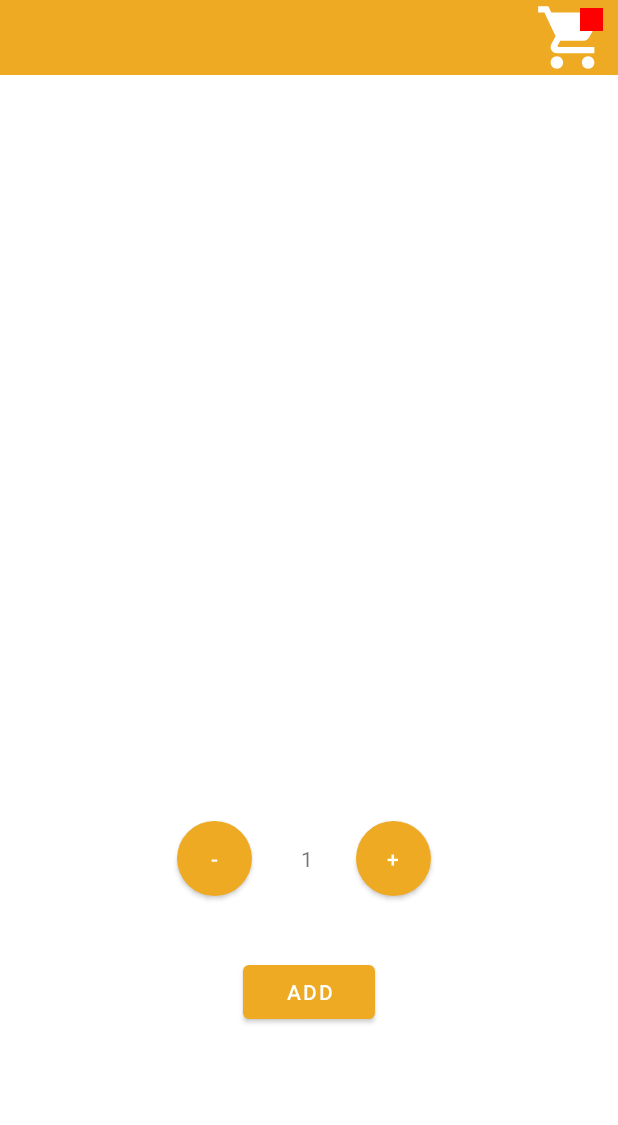
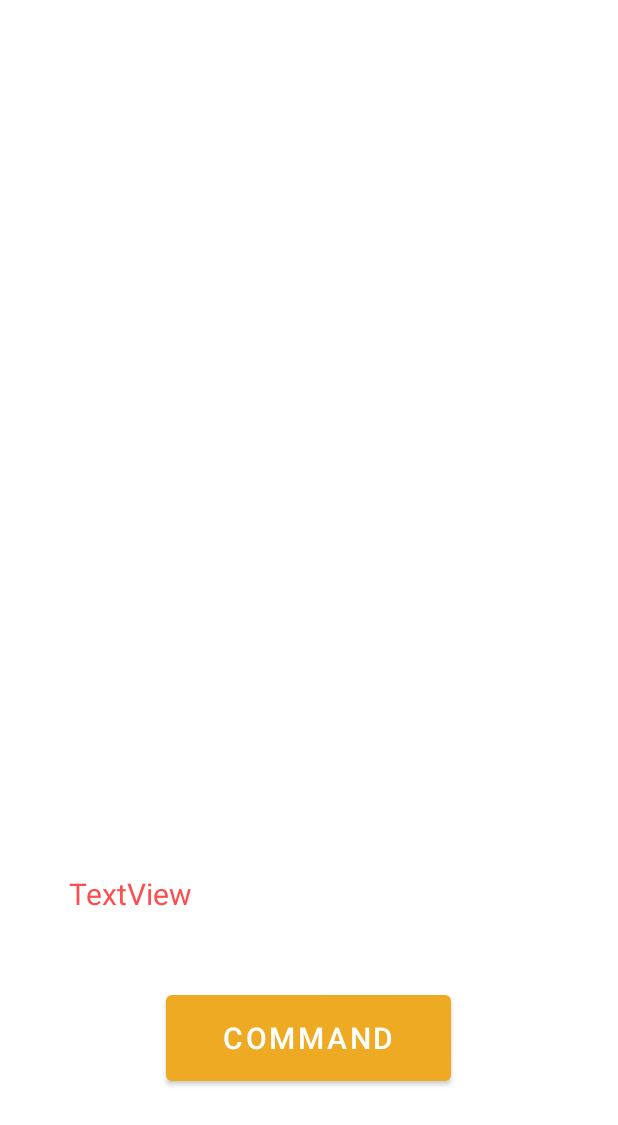
Before and after one commit to ambreuuuh/AndroidERestaurant, an Android app: the layout activity_basket.xml on its own in the app's theme, with its tools: preview values and no code run, on a phone screen of 412 x 824 dp. Shown: the top 1125 px of the screen. Run offline under Robolectric (Android 15) with nearby library versions, the phone set to English and light mode, and no system bars; network calls fail.

Commit message:
add basket

```diff
--- a/app/src/main/java/fr/isen/aurelien/androiderestaurant/PhotoFragment.kt
+++ b/app/src/main/java/fr/isen/aurelien/androiderestaurant/PhotoFragment.kt
@@ -12,6 +12,7 @@ import java.util.zip.Inflater
 class PhotoFragment :Fragment(){
     private var image: String? = null
     lateinit var binding: FragmentPhotoBinding
+
 
     override fun onCreate(savedInstanceState: Bundle?){
         super.onCreate(savedInstanceState)
--- a/app/src/main/res/layout/activity_basket.xml
+++ b/app/src/main/res/layout/activity_basket.xml
@@ -4,118 +4,70 @@
     xmlns:tools="http://schemas.android.com/tools"
     android:layout_width="match_parent"
     android:layout_height="match_parent"
-    tools:context=".DetailActivity">
+    tools:context=".BasketActivity">
 
-    <include
-        android:id="@+id/toolbar"
-        layout="@layout/toolbar_layout"
+    <TextView
+        android:id="@+id/textView"
+        android:layout_width="wrap_content"
+        android:layout_height="wrap_content"
+        android:textColor="@color/black"
+        android:textSize="34sp"
+        app:layout_constraintBottom_toBottomOf="parent"
+        app:layout_constraintEnd_toEndOf="parent"
+        app:layout_constraintHorizontal_bias="0.5"
+        app:layout_constraintStart_toStartOf="parent"
+        app:layout_constraintTop_toTopOf="parent"
+        app:layout_constraintVertical_bias="0.1" />
+
+
+    <TextView
+        android:id="@+id/textViewBasket"
+        android:layout_width="wrap_content"
+        android:layout_height="wrap_content"
+        android:textColor="#FFFFFF"
+        android:textSize="20sp"
+        app:layout_constraintBottom_toBottomOf="parent"
+        app:layout_constraintEnd_toEndOf="parent"
+        app:layout_constraintHorizontal_bias="0.398"
+        app:layout_constraintStart_toStartOf="parent"
+        app:layout_constraintTop_toBottomOf="@+id/textView"
+        app:layout_constraintVertical_bias="0.101" />
+
+    <Button
+        android:id="@+id/buttonCommand"
+        android:layout_width="190dp"
+        android:layout_height="69dp"
+        android:textSize="20sp"
+        android:text="Command"
+        app:layout_constraintBottom_toBottomOf="parent"
+        app:layout_constraintEnd_toEndOf="parent"
+        app:layout_constraintHorizontal_bias="0.497"
+        app:layout_constraintStart_toStartOf="parent"
+        app:layout_constraintTop_toBottomOf="@+id/textViewBasket"
+        app:layout_constraintVertical_bias="0.819" />
+
+    <TextView
+        android:id="@+id/textViewTotal"
+        android:layout_width="wrap_content"
+        android:layout_height="wrap_content"
+        android:text="TextView"
+        android:textColor="#FD4D4D"
+        android:textSize="20sp"
+        app:layout_constraintBottom_toTopOf="@+id/buttonCommand"
+        app:layout_constraintEnd_toEndOf="parent"
+        app:layout_constraintHorizontal_bias="0.14"
+        app:layout_constraintStart_toStartOf="parent"
+        app:layout_constraintTop_toBottomOf="@+id/textViewBasket"
+        app:layout_constraintVertical_bias="0.883" />
+
+    <TextView
+        android:id="@+id/textViewSup"
+        android:layout_width="wrap_content"
+        android:layout_height="wrap_content"
+        android:textColor="@color/black"
+        app:layout_constraintBottom_toBottomOf="parent"
         app:layout_constraintEnd_toEndOf="parent"
         app:layout_constraintStart_toStartOf="parent"
-        app:layout_constraintTop_toTopOf="parent" />
-
-    <androidx.viewpager.widget.ViewPager
-        android:id="@+id/viewPager2"
-        android:layout_width="wrap_content"
-        android:layout_height="300dp"
-        android:layout_marginTop="40dp"
-        app:layout_constraintEnd_toEndOf="parent"
-        app:layout_constraintStart_toStartOf="parent"
-        app:layout_constraintTop_toBottomOf="@+id/toolbar"
-        tools:ignore="SpeakableTextPresentCheck" />
-
-    <TextView
-        android:id="@+id/name"
-        android:layout_width="300dp"
-        android:layout_height="wrap_content"
-        android:layout_marginTop="40dp"
-        android:textSize="24sp"
-        android:textStyle="bold"
-        app:layout_constraintEnd_toEndOf="parent"
-        app:layout_constraintStart_toStartOf="parent"
-        app:layout_constraintTop_toBottomOf="@+id/viewPager2" />
-
-    <TextView
-        android:id="@+id/ingredients"
-        android:layout_width="300dp"
-        android:layout_height="wrap_content"
-        android:layout_marginTop="8dp"
-        app:layout_constraintEnd_toEndOf="parent"
-        app:layout_constraintStart_toStartOf="parent"
-        app:layout_constraintTop_toBottomOf="@id/name" />
-
-    <TextView
-        android:id="@+id/textViewprice"
-        android:layout_width="300dp"
-        android:layout_height="wrap_content"
-        android:layout_marginTop="8dp"
-        android:textAlignment="center"
-        android:textAllCaps="false"
-        app:layout_constraintEnd_toEndOf="@+id/ingredients"
-        app:layout_constraintStart_toStartOf="@+id/ingredients"
-        app:layout_constraintTop_toBottomOf="@+id/ingredients" />
-
-    <Button
-        android:id="@+id/minus"
-        android:layout_width="50dp"
-        android:layout_height="50dp"
-        android:insetTop="0dp"
-        android:insetBottom="0dp"
-        android:shape="oval"
-        android:text="-"
-        app:cornerRadius="50dp"
-        app:layout_constraintBottom_toBottomOf="@+id/quantity"
-        app:layout_constraintEnd_toEndOf="parent"
-        app:layout_constraintHorizontal_bias="0.326"
-        app:layout_constraintStart_toStartOf="parent"
-        app:layout_constraintTop_toTopOf="@+id/quantity" />
-
-    <TextView
-        android:id="@+id/quantity"
-        android:layout_width="50dp"
-        android:layout_height="50dp"
-        android:layout_marginTop="30dp"
-        android:gravity="center"
-        android:text="1"
-        app:layout_constraintEnd_toEndOf="parent"
-        app:layout_constraintHorizontal_bias="0.498"
-        app:layout_constraintStart_toStartOf="parent"
-        app:layout_constraintTop_toBottomOf="@+id/textViewprice" />
-
-
-
-    <Button
-        android:id="@+id/plus"
-        android:layout_width="50dp"
-        android:layout_height="50dp"
-        android:insetTop="0dp"
-        android:insetBottom="0dp"
-        android:shape="oval"
-        android:text="+"
-        app:cornerRadius="50dp"
-        app:layout_constraintBottom_toBottomOf="@+id/quantity"
-        app:layout_constraintEnd_toEndOf="parent"
-        app:layout_constraintHorizontal_bias="0.656"
-        app:layout_constraintStart_toStartOf="parent"
-        app:layout_constraintTop_toTopOf="@+id/quantity" />
-
-    <TableLayout
-        android:id="@+id/addToCart"
-        android:layout_width="300dp"
-        android:layout_height="wrap_content"
-        android:layout_marginBottom="50dp"
-        app:layout_constraintBottom_toBottomOf="parent"
-        app:layout_constraintEnd_toEndOf="parent"
-        app:layout_constraintStart_toStartOf="parent" />
-
-    <Button
-        android:id="@+id/addCart"
-        android:layout_width="wrap_content"
-        android:layout_height="wrap_content"
-        android:layout_marginTop="40dp"
-        android:text="Add"
-        app:layout_constraintEnd_toEndOf="parent"
-        app:layout_constraintStart_toStartOf="parent"
-        app:layout_constraintTop_toBottomOf="@+id/quantity" />
-
+        app:layout_constraintVertical_bias="0.24000001" />
 
 </androidx.constraintlayout.widget.ConstraintLayout>
```
Also changed, not shown: app/src/main/java/fr/isen/aurelien/androiderestaurant/BasketActivity.kt (+66 -2 lines), app/src/main/java/fr/isen/aurelien/androiderestaurant/DetailActivity.kt (+26 -24 lines), app/src/main/res/layout/activity_detail.xml (+4 -15 lines).
